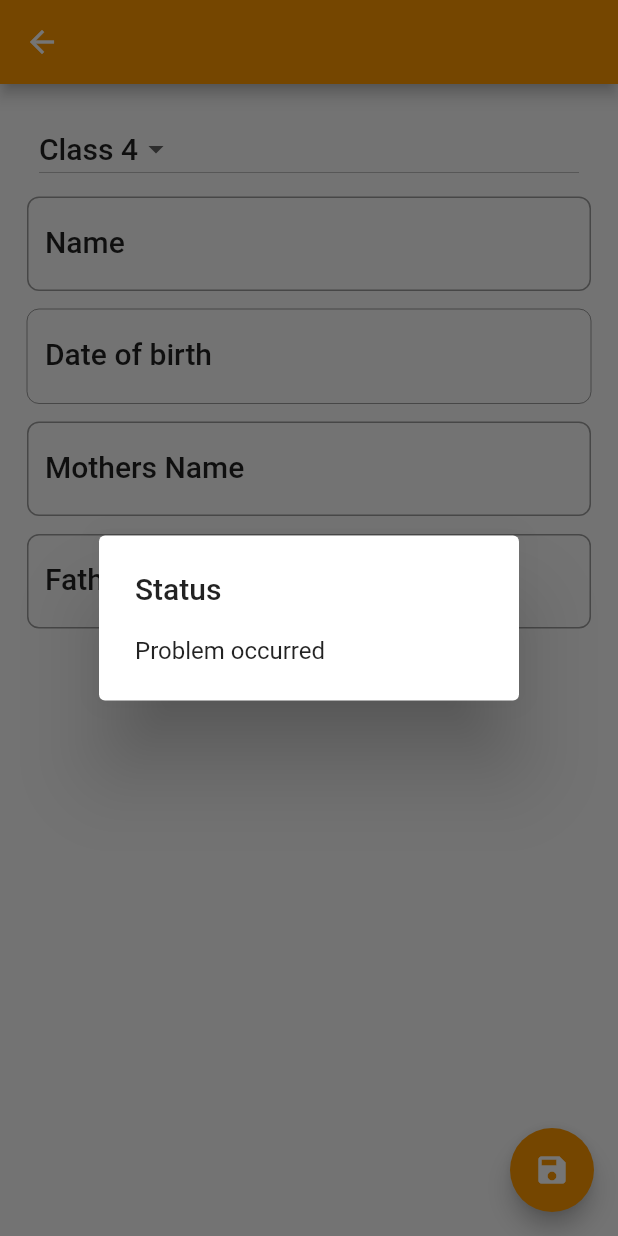
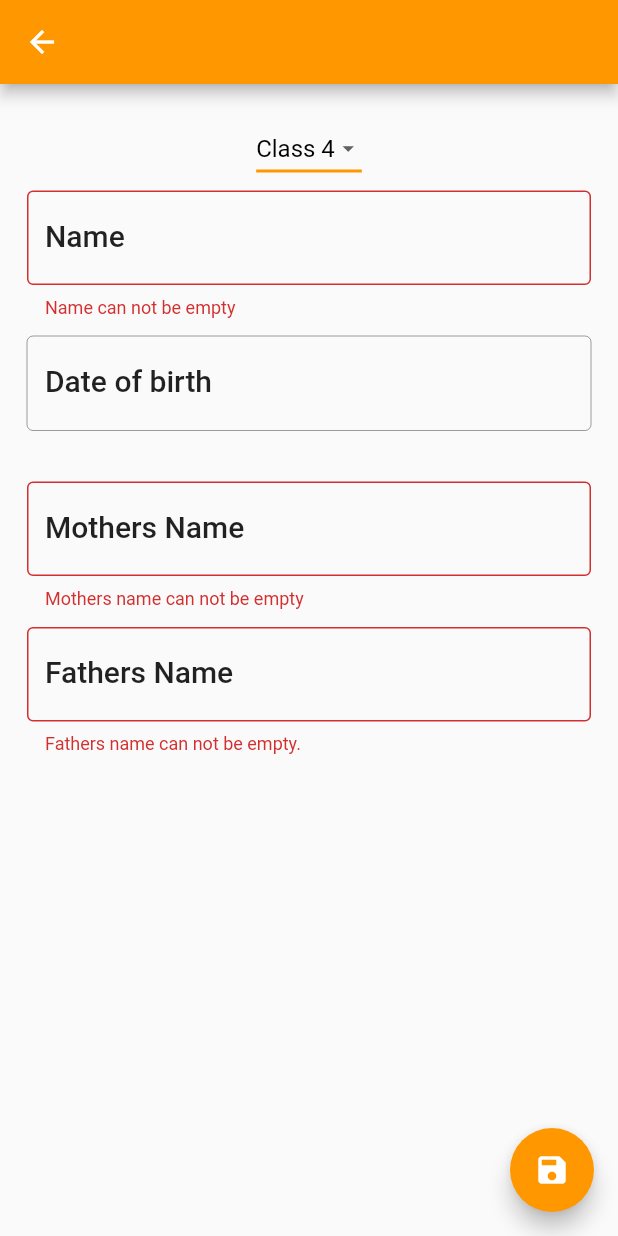
Before and after one commit to shakiz/student_app, a Flutter app: the StudentDetails screen opened directly with empty values, after a tap on the "save" icon, on a phone screen of 412 x 824 dp. Run offline on Flutter 3.47's test engine with Material 2 defaults, Android fonts, the phone set to English and light mode, and no system bars; our stand-ins replace sqflite; accounts and stored records are empty.

Commit message:
textformfield and dropdown addded

```diff
--- a/lib/screens/student_details.dart
+++ b/lib/screens/student_details.dart
@@ -20,6 +20,7 @@ class StudentDetails extends StatefulWidget {
 }
 
 class StudentDetailsState extends State<StudentDetails> {
+  final GlobalKey<FormState> _formKey = GlobalKey<FormState>();
   static var _grade = ["Class 4", "Class 5"];
   TextEditingController nameEditor = TextEditingController();
   TextEditingController dobEditor = TextEditingController();
@@ -28,7 +29,7 @@ class StudentDetailsState extends State<StudentDetails> {
 
   DatabaseHelper _databaseHelper;
   Student _student;
-  String title;
+  String title, _dropdownValue;
   var _selectedDate = DateTime(2016, 1, 1);
   int _fabIconType;
 
@@ -46,11 +47,13 @@ class StudentDetailsState extends State<StudentDetails> {
       _databaseHelper = DatabaseHelper();
     }
 
+    //region set fab icon
     if (nameEditor.text == "") {
       _fabIconType = 0;
     } else {
       _fabIconType = 1;
     }
+    //endregion
 
     return WillPopScope(
       onWillPop: () {
@@ -69,52 +72,74 @@ class StudentDetailsState extends State<StudentDetails> {
         ),
         body: Padding(
             padding: EdgeInsets.only(top: 15, left: 10, right: 10),
-          child: ListView(
+            child: Form(
+              key: _formKey,
+              child: Column(
                 children: <Widget>[
-              //Student grade
-              ListTile(
-                title: DropdownButton(
-                  items: _grade.map((String dropDownValue) {
+                  Container(
+                    margin:
+                        EdgeInsets.only(left: 8, top: 4, bottom: 0, right: 8),
+                    child: DropdownButton<String>(
+                      value: _grade[0],
+                      icon: Icon(Icons.arrow_drop_down),
+                      iconSize: 18,
+                      elevation: 8,
+                      style: TextStyle(color: Colors.black, fontSize: 16),
+                      underline: Container(
+                        height: 2,
+                        color: Colors.orange,
+                      ),
+                      onChanged: (value) {
+                        setState(() {
+                          _dropdownValue = value;
+                        });
+                      },
+                      items:
+                          _grade.map<DropdownMenuItem<String>>((selectedValue) {
                         return DropdownMenuItem<String>(
-                      value: dropDownValue,
-                      child: Text(dropDownValue),
+                          value: selectedValue,
+                          child: Text(selectedValue),
                         );
                       }).toList(),
-                  style: textStyle,
-                  value: "Class 4",
-                  onChanged: (selectedValue) {
-                    setState(() {
-                      debugPrint('User selected option $selectedValue');
-                    });
-                  },
                     ),
                   ),
-              //Name
                   Container(
-                margin: EdgeInsets.only(left: 8, top: 4, bottom: 0, right: 8),
-                child: TextField(
+                    margin:
+                        EdgeInsets.only(left: 8, top: 4, bottom: 0, right: 8),
+                    child: TextFormField(
                       style: textStyle,
                       controller: nameEditor,
                       onChanged: (value) {
                         _student.name = value;
                         debugPrint("Name $value");
                       },
+                      keyboardType: TextInputType.text,
+                      validator: (value) {
+                        if (value.length == 0 || value.isEmpty) {
+                          return "Name can not be empty";
+                        } else {
+                          return null;
+                        }
+                      },
                       decoration: InputDecoration(
                           labelText: "Name",
                           labelStyle: textStyle,
                           border: OutlineInputBorder(
-                          borderRadius: BorderRadius.circular(8))),
+                              borderRadius: BorderRadius.circular(4))),
                     ),
                   ),
                   //DOB
                   Container(
-                margin: EdgeInsets.only(left: 8, top: 12, bottom: 0, right: 8),
+                    margin:
+                        EdgeInsets.only(left: 8, top: 12, bottom: 0, right: 8),
                     child: InkWell(
                         onTap: () {
+                          // Below line stops keyboard from appearing
+                          FocusScope.of(context).requestFocus(new FocusNode());
                           _selectDate(context);
                         },
                         child: Container(
-                      child: TextField(
+                          child: TextFormField(
                             enabled: false,
                             controller: dobEditor,
                             style: textStyle,
@@ -122,57 +147,82 @@ class StudentDetailsState extends State<StudentDetails> {
                               _student.dob = value;
                               debugPrint("DOB $value");
                             },
+                            validator: (value) {
+                              if (value.length == 0 || value.isEmpty) {
+                                return "Date of birth can not be empty.";
+                              } else {
+                                return null;
+                              }
+                            },
                             decoration: InputDecoration(
                                 labelText: "Date of birth",
                                 labelStyle: textStyle,
                                 border: OutlineInputBorder(
-                                borderRadius: BorderRadius.circular(8))),
+                                    borderRadius: BorderRadius.circular(4))),
                           ),
                         )),
                   ),
                   //Mothers name
                   Container(
-                margin: EdgeInsets.only(left: 8, top: 12, bottom: 0, right: 8),
-                child: TextField(
+                    margin:
+                        EdgeInsets.only(left: 8, top: 12, bottom: 0, right: 8),
+                    child: TextFormField(
                       controller: mothersNameEditor,
                       style: textStyle,
                       onChanged: (value) {
                         _student.mothersName = value;
                         debugPrint("Mothers Name $value");
                       },
+                      keyboardType: TextInputType.text,
+                      validator: (value) {
+                        if (value.length == 0 || value.isEmpty) {
+                          return "Mothers name can not be empty";
+                        } else {
+                          return null;
+                        }
+                      },
                       decoration: InputDecoration(
                           labelText: "Mothers Name",
                           labelStyle: textStyle,
                           border: OutlineInputBorder(
-                          borderRadius: BorderRadius.circular(8))),
+                              borderRadius: BorderRadius.circular(4))),
                     ),
                   ),
                   //Fathers name
                   Container(
-                margin: EdgeInsets.only(left: 8, top: 12, bottom: 0, right: 8),
-                child: TextField(
+                    margin:
+                        EdgeInsets.only(left: 8, top: 12, bottom: 0, right: 8),
+                    child: TextFormField(
                       controller: fathersNameEditor,
                       style: textStyle,
                       onChanged: (value) {
                         _student.fathersName = value;
                         debugPrint("Fathers Name $value");
                       },
+                      keyboardType: TextInputType.text,
+                      validator: (value) {
+                        if (value.length == 0 || value.isEmpty) {
+                          return "Fathers name can not be empty.";
+                        } else {
+                          return null;
+                        }
+                      },
                       decoration: InputDecoration(
                           labelText: "Fathers Name",
                           labelStyle: textStyle,
                           border: OutlineInputBorder(
-                          borderRadius: BorderRadius.circular(8))),
+                              borderRadius: BorderRadius.circular(4))),
                     ),
                   )
                 ],
               ),
-        ),
+            )),
         floatingActionButton: FloatingActionButton(
           tooltip: "Save",
           child: Icon(_iconTypes[_fabIconType].icon),
           backgroundColor: Colors.orange,
           onPressed: () {
-            _saveOrEdit();
+            validateInputs();
             debugPrint("Save/Update clicked");
           },
         ),
@@ -190,17 +240,30 @@ class StudentDetailsState extends State<StudentDetails> {
     if (pickedDate != null && pickedDate != _selectedDate) {
       setState(() {
         _selectedDate = pickedDate;
+        dobEditor.text = "${_selectedDate.toLocal()}".split(' ')[0];
+        dobEditor.selection = TextSelection.fromPosition(TextPosition(
+            offset: dobEditor.text.length, affinity: TextAffinity.upstream));
+        debugPrint(dobEditor.text);
       });
     }
   }
   //endregion
+
+  void validateInputs() {
+    final FormState form = _formKey.currentState;
+    if (form.validate()) {
+      _saveOrEdit();
+    } else {
+      print('Form is invalid');
+    }
+  }
 
   //region perform save or edit operation
   void _saveOrEdit() async {
     print(_student.name);
     int result = 0;
     String message = "";
-    if (_student.id == 0) {
+    if (_student.id == 0 || _student.id == null) {
       result = await _databaseHelper.add(_student);
       message = "Record added successfully";
     } else {
@@ -215,6 +278,7 @@ class StudentDetailsState extends State<StudentDetails> {
   }
   //endregion
 
+  //region show alert dialog
   void _showAlertDialog(String title, String message) {
     AlertDialog alertDialog = AlertDialog(
       title: Text(title),
@@ -222,6 +286,7 @@ class StudentDetailsState extends State<StudentDetails> {
     );
     showDialog(context: context, builder: (_) => alertDialog);
   }
+  //endregion
 
   //region on back pressed call back
   void onBackPressed() {
```
Lines whose indentation alone changed are shown as unchanged.
